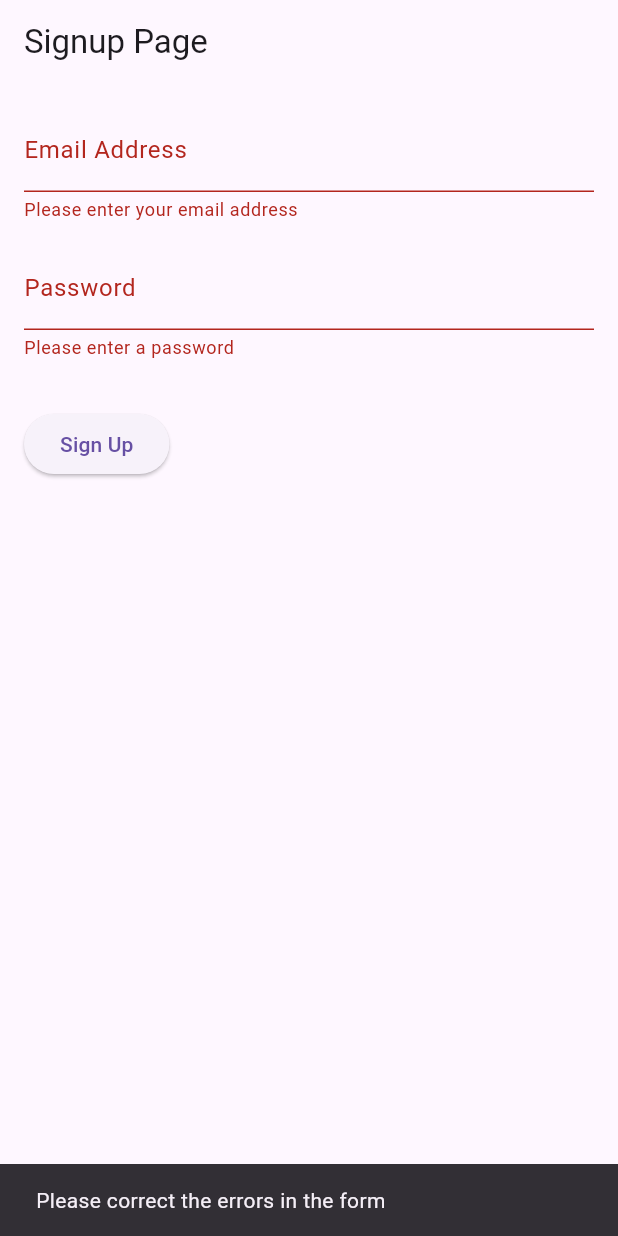
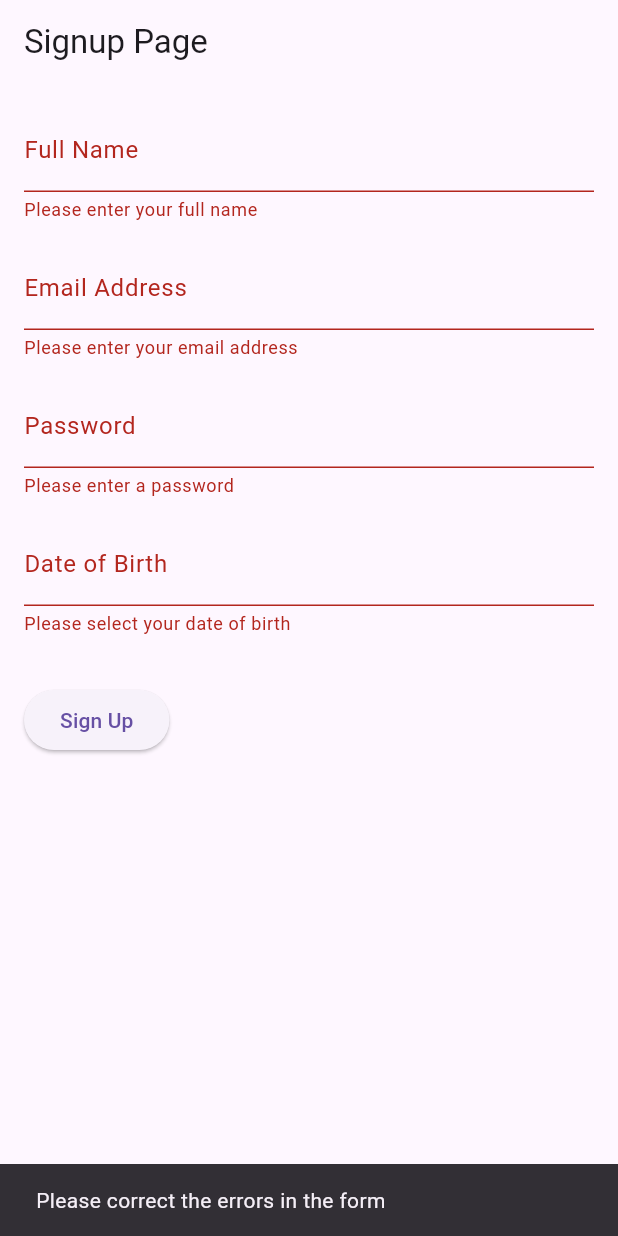
Before and after one commit to jalaparthi1/signup_page, a Flutter app: the screen it shows after launch, after a tap on "Sign Up", on a phone screen of 412 x 824 dp. Run offline on Flutter 3.47's test engine with Material 3 defaults, Android fonts, the phone set to English and light mode, and no system bars.

Commit message:
Added Dob to signup page

```diff
--- a/lib/main.dart
+++ b/lib/main.dart
@@ -23,8 +23,12 @@ class _SignupPageState extends State<SignupPage> {
   final _formKey = GlobalKey<FormState>();
 
   // Controllers for form fields
+  final TextEditingController _nameController = TextEditingController();
   final TextEditingController _emailController = TextEditingController();
   final TextEditingController _passwordController = TextEditingController();
+
+  // For Date of Birth (DOB)
+  DateTime? _dob;
 
   // Form submission handler
   void _submitForm() {
@@ -42,6 +46,21 @@ class _SignupPageState extends State<SignupPage> {
     }
   }
 
+  // Date Picker for DOB field
+  Future<void> _selectDOB(BuildContext context) async {
+    final DateTime? selectedDate = await showDatePicker(
+      context: context,
+      initialDate: _dob ?? DateTime.now(),
+      firstDate: DateTime(1900),
+      lastDate: DateTime.now(),
+    );
+    if (selectedDate != null && selectedDate != _dob) {
+      setState(() {
+        _dob = selectedDate;
+      });
+    }
+  }
+
   @override
   Widget build(BuildContext context) {
     return Scaffold(
@@ -55,6 +74,22 @@ class _SignupPageState extends State<SignupPage> {
           child: Column(
             crossAxisAlignment: CrossAxisAlignment.start,
             children: [
+              // Name input field
+              TextFormField(
+                controller: _nameController,
+                decoration: InputDecoration(
+                  labelText: 'Full Name',
+                  hintText: 'Enter your full name',
+                ),
+                validator: (value) {
+                  if (value == null || value.isEmpty) {
+                    return 'Please enter your full name';
+                  }
+                  return null;
+                },
+              ),
+              SizedBox(height: 16),
+
               // Email input field
               TextFormField(
                 controller: _emailController,
@@ -94,6 +129,29 @@ class _SignupPageState extends State<SignupPage> {
                   return null;
                 },
               ),
+              SizedBox(height: 16),
+
+              // Date of Birth (DOB) input field
+              GestureDetector(
+                onTap: () => _selectDOB(context),
+                child: AbsorbPointer(
+                  child: TextFormField(
+                    decoration: InputDecoration(
+                      labelText: 'Date of Birth',
+                      hintText: _dob == null
+                          ? 'Select your date of birth'
+                          : '${_dob?.toLocal()}'
+                              .split(' ')[0], // Format the date
+                    ),
+                    validator: (value) {
+                      if (_dob == null) {
+                        return 'Please select your date of birth';
+                      }
+                      return null;
+                    },
+                  ),
+                ),
+              ),
               SizedBox(height: 32),
 
               // Submit button
```
Also changed, not shown: 4 other files.
